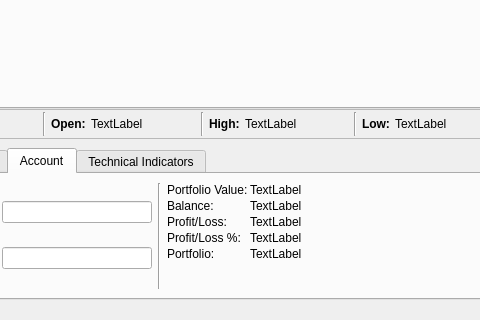
This is chartWidget.ui in ellamental/pyTrade as Qt 5 draws it before an edit; both pictures show x 115 to 595 and y 628 to 948 of the 905 by 948 pixel window. The edited form follows.
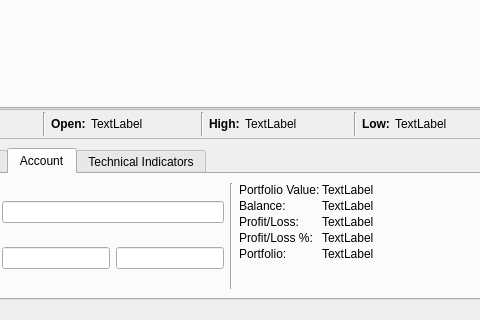
This is the edited form.

Commit message: Added basic support for stop loss orders.

The edit to the form file:
```diff
--- a/chartWidget.ui
+++ b/chartWidget.ui
@@ -549,6 +549,9 @@
               <item>
                <widget class="QLineEdit" name="sellShares"/>
               </item>
+              <item>
+               <widget class="QLineEdit" name="stopLoss"/>
+              </item>
              </layout>
             </item>
            </layout>
```
The commit also changes 2 other files.
